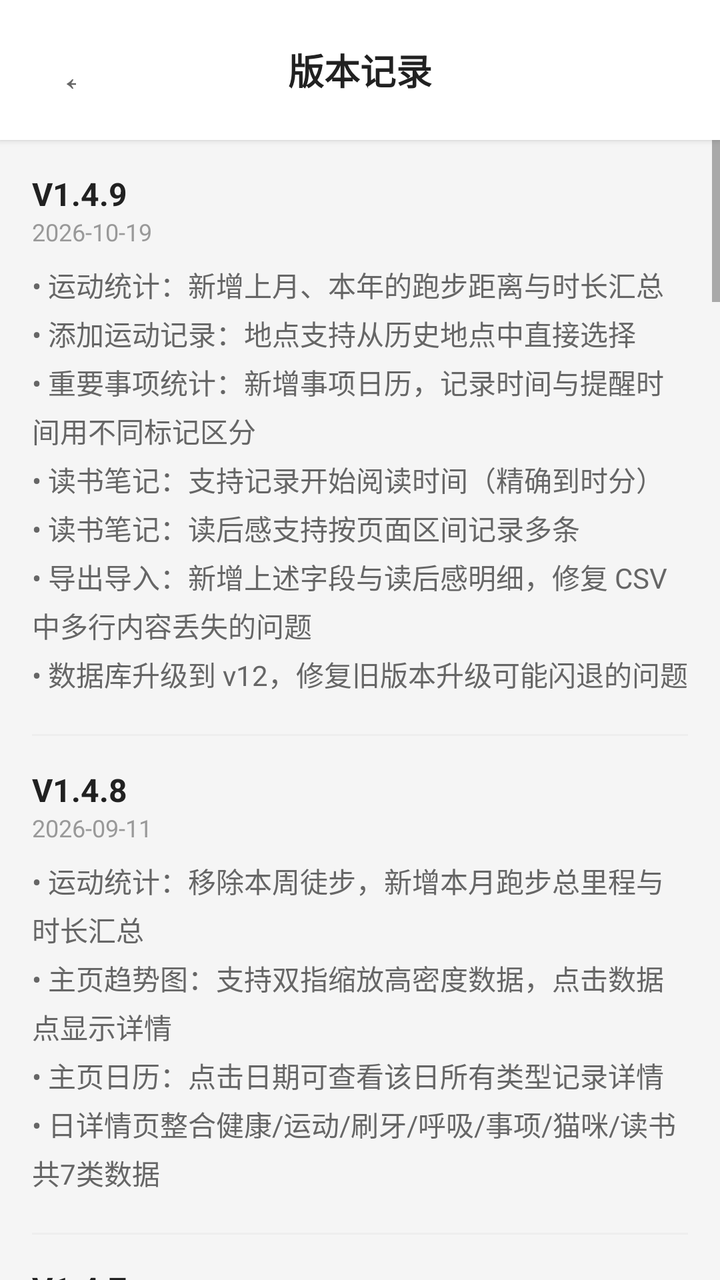
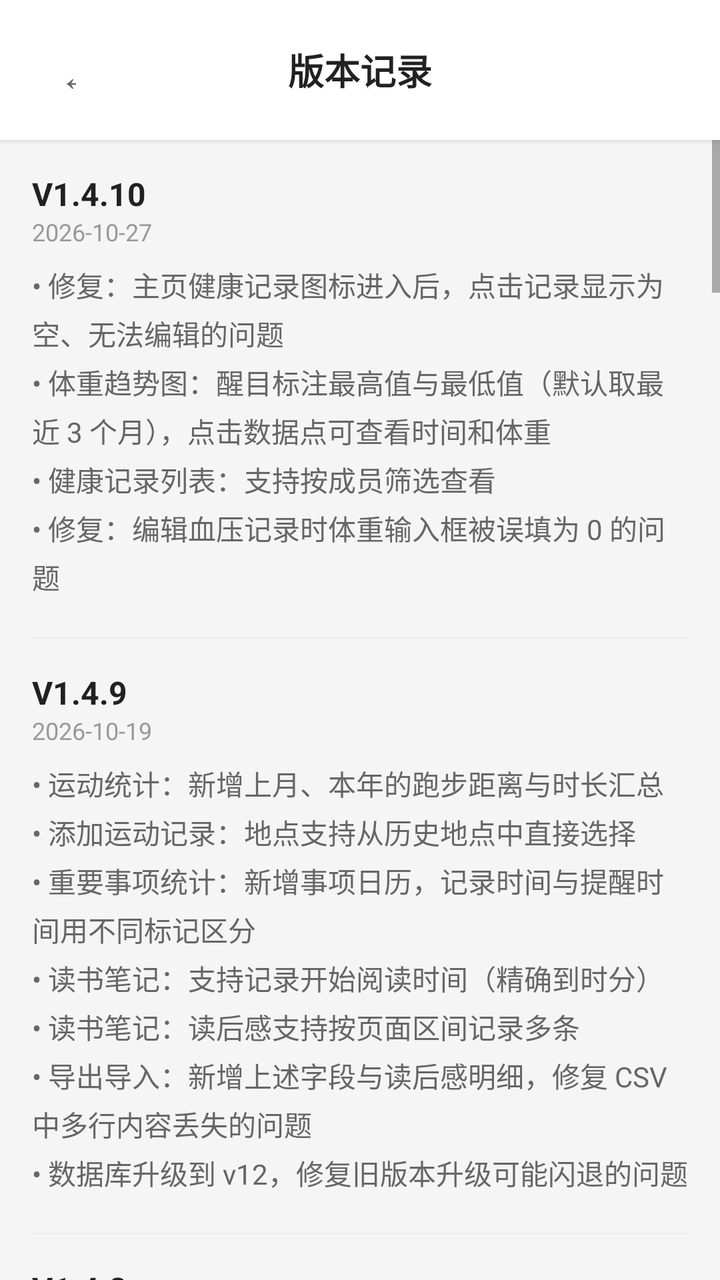

Compare the two renders of this Android layout. The source of the first and the diff that turns it into the second are given below.
<!-- AndroidManifest.xml: application theme Theme.HealthRecorder -->
<!-- res/layout/activity_version_history.xml -->
<?xml version="1.0" encoding="utf-8"?>
<LinearLayout xmlns:android="http://schemas.android.com/apk/res/android"
    android:layout_width="match_parent"
    android:layout_height="match_parent"
    android:orientation="vertical"
    android:background="#F5F5F5">

    
    <LinearLayout
        android:layout_width="match_parent"
        android:layout_height="wrap_content"
        android:orientation="horizontal"
        android:paddingHorizontal="12dp"
        android:paddingVertical="14dp"
        android:background="#FFFFFF"
        android:elevation="2dp"
        android:gravity="center_vertical">
        <Button
            android:id="@+id/btnBack"
            android:layout_width="42dp"
            android:layout_height="42dp"
            android:background="@android:color/transparent"
            android:text="←"
            android:textSize="20sp"
            android:textColor="#666666"/>
        <TextView
            android:layout_width="0dp"
            android:layout_height="wrap_content"
            android:layout_weight="1"
            android:text="版本记录"
            android:textSize="18sp"
            android:textColor="#212121"
            android:textStyle="bold"
            android:gravity="center"/>
        <View
            android:layout_width="42dp"
            android:layout_height="42dp"/>
    </LinearLayout>

    <ScrollView
        android:layout_width="match_parent"
        android:layout_height="match_parent">
        <LinearLayout
            android:layout_width="match_parent"
            android:layout_height="wrap_content"
            android:orientation="vertical"
            android:padding="16dp">

            <TextView
                android:layout_width="wrap_content"
                android:layout_height="wrap_content"
                android:text="V1.4.9"
                android:textSize="16sp"
                android:textColor="#212121"
                android:textStyle="bold"/>
            <TextView
                android:layout_width="wrap_content"
                android:layout_height="wrap_content"
                android:text="2026-10-19"
                android:textSize="12sp"
                android:textColor="#999999"
                android:layout_marginBottom="8dp"/>
            <TextView
                android:layout_width="wrap_content"
                android:layout_height="wrap_content"
                android:text="• 运动统计：新增上月、本年的跑步距离与时长汇总\n• 添加运动记录：地点支持从历史地点中直接选择\n• 重要事项统计：新增事项日历，记录时间与提醒时间用不同标记区分\n• 读书笔记：支持记录开始阅读时间（精确到时分）\n• 读书笔记：读后感支持按页面区间记录多条\n• 导出导入：新增上述字段与读后感明细，修复 CSV 中多行内容丢失的问题\n• 数据库升级到 v12，修复旧版本升级可能闪退的问题"
                android:textSize="14sp"
                android:textColor="#666666"
                android:lineSpacingExtra="4dp"
                android:layout_marginBottom="20dp"/>

            <View
                android:layout_width="match_parent"
                android:layout_height="1dp"
                android:background="#EEEEEE"
                android:layout_marginBottom="16dp"/>

            <TextView
                android:layout_width="wrap_content"
                android:layout_height="wrap_content"
                android:text="V1.4.8"
                android:textSize="16sp"
                android:textColor="#212121"
                android:textStyle="bold"/>
            <TextView
                android:layout_width="wrap_content"
                android:layout_height="wrap_content"
                android:text="2026-09-11"
                android:textSize="12sp"
                android:textColor="#999999"
                android:layout_marginBottom="8dp"/>
            <TextView
                android:layout_width="wrap_content"
                android:layout_height="wrap_content"
                android:text="• 运动统计：移除本周徒步，新增本月跑步总里程与时长汇总\n• 主页趋势图：支持双指缩放高密度数据，点击数据点显示详情\n• 主页日历：点击日期可查看该日所有类型记录详情\n• 日详情页整合健康/运动/刷牙/呼吸/事项/猫咪/读书共7类数据"
                android:textSize="14sp"
                android:textColor="#666666"
                android:lineSpacingExtra="4dp"
                android:layout_marginBottom="20dp"/>

            <View
                android:layout_width="match_parent"
                android:layout_height="1dp"
                android:background="#EEEEEE"
                android:layout_marginBottom="16dp"/>

            <TextView
                android:layout_width="wrap_content"
                android:layout_height="wrap_content"
                android:text="V1.4.7"
                android:textSize="16sp"
                android:textColor="#212121"
                android:textStyle="bold"/>
            <TextView
                android:layout_width="wrap_content"
                android:layout_height="wrap_content"
                android:text="2026-08-04"
                android:textSize="12sp"
                android:textColor="#999999"
                android:layout_marginBottom="8dp"/>
            <TextView
                android:layout_width="wrap_content"
                android:layout_height="wrap_content"
                android:text="• 主页按钮「👥」→「💪 健康记录」，跳转历史健康记录列表\n• 数据管理新增成员管理入口\n• 呼吸打卡右上角菜单改为「📊 统计」\n• 运动/猫咪/刷牙列表页布局修复，解决闪退问题"
                android:textSize="14sp"
                android:textColor="#666666"
                android:lineSpacingExtra="4dp"
                android:layout_marginBottom="20dp"/>

            <View
                android:layout_width="match_parent"
                android:layout_height="1dp"
                android:background="#EEEEEE"
                android:layout_marginBottom="16dp"/>

            <TextView
                android:layout_width="wrap_content"
                android:layout_height="wrap_content"
                android:text="V1.4.6"
                android:textSize="16sp"
                android:textColor="#212121"
                android:textStyle="bold"/>
            <TextView
                android:layout_width="wrap_content"
                android:layout_height="wrap_content"
                android:text="2026-08-03"
                android:textSize="12sp"
                android:textColor="#999999"
                android:layout_marginBottom="8dp"/>
            <TextView
                android:layout_width="wrap_content"
                android:layout_height="wrap_content"
                android:text="• 读书笔记：读完时归档页数和读后感绑定保存，状态切换时自动固化\n• 读书笔记已读卡片显示「读完于第 X 页」及归档读后感\n• 读书笔记新增 📊 数据统计入口（总/在读/已读/想读、均分、总页数）\n• 数据管理新增数据重置功能（双重确认）\n• 数据库升级至 v11"
                android:textSize="14sp"
                android:textColor="#666666"
                android:lineSpacingExtra="4dp"
                android:layout_marginBottom="20dp"/>

            <View
                android:layout_width="match_parent"
                android:layout_height="1dp"
                android:background="#EEEEEE"
                android:layout_marginBottom="16dp"/>

            <TextView
                android:layout_width="wrap_content"
                android:layout_height="wrap_content"
                android:text="V1.4.5"
                android:textSize="16sp"
                android:textColor="#212121"
                android:textStyle="bold"/>
            <TextView
                android:layout_width="wrap_content"
                android:layout_height="wrap_content"
                android:text="2026-08-03"
                android:textSize="12sp"
                android:textColor="#999999"
                android:layout_marginBottom="8dp"/>
            <TextView
                android:layout_width="wrap_content"
                android:layout_height="wrap_content"
                android:text="• 重要事项支持导入（修复解析逻辑：优先级/状态/重复类型支持中文）\n• 读书笔记支持导入（修复解析逻辑：读书状态支持中文）\n• 重要事项列表页新增 📊 统计入口（总事项数、待办/已完成/已取消分布、优先级/重复类型分布）\n• 主页今日健康记录展示上限调整为 3 条"
                android:textSize="14sp"
                android:textColor="#666666"
                android:lineSpacingExtra="4dp"
                android:layout_marginBottom="20dp"/>

            <View
                android:layout_width="match_parent"
                android:layout_height="1dp"
                android:background="#EEEEEE"
                android:layout_marginBottom="16dp"/>

            <TextView
                android:layout_width="wrap_content"
                android:layout_height="wrap_content"
                android:text="V1.4.4"
                android:textSize="16sp"
                android:textColor="#212121"
                android:textStyle="bold"/>
            <TextView
                android:layout_width="wrap_content"
                android:layout_height="wrap_content"
                android:text="2026-07-31"
                android:textSize="12sp"
                android:textColor="#999999"
                android:layout_marginBottom="8dp"/>
            <TextView
                android:layout_width="wrap_content"
                android:layout_height="wrap_content"
                android:text="• 导出/导入支持呼吸打卡、重要事项、读书笔记、猫粮记录（共9种数据段）\n• 猫菜单优化：移除编辑/删除按钮，新增「统计」按钮一键跳转统计页\n• 主页日历最后一排对齐修复\n• 主页体重趋势图兼容修复（ColorOS设备崩溃修复）"
                android:textSize="14sp"
                android:textColor="#666666"
                android:lineSpacingExtra="4dp"
                android:layout_marginBottom="20dp"/>

            <View
                android:layout_width="match_parent"
                android:layout_height="1dp"
                android:background="#EEEEEE"
                android:layout_marginBottom="16dp"/>

            <TextView
                android:layout_width="wrap_content"
                android:layout_height="wrap_content"
                android:text="V1.4.0"
                android:textSize="16sp"
                android:textColor="#212121"
                android:textStyle="bold"/>
            <TextView
                android:layout_width="wrap_content"
                android:layout_height="wrap_content"
                android:text="2026-07-27"
                android:textSize="12sp"
                android:textColor="#999999"
                android:layout_marginBottom="8dp"/>
            <TextView
                android:layout_width="wrap_content"
                android:layout_height="wrap_content"
                android:text="• 新增呼吸打卡模块（呼吸时长、评分星级、打卡模式）\n• 新增重要事项模块（提醒设置、优先级、重复类型）\n• 新增读书笔记模块（阅读进度、星级评分、读书状态）\n• 主页新增体重+运动量趋势曲线图\n• 主页新增日历视图（有数据日期标记绿色圆点）\n• 架构升级：HealthRepository 单例代理全部 CRUD，数据层统一入口"
                android:textSize="14sp"
                android:textColor="#666666"
                android:lineSpacingExtra="4dp"
                android:layout_marginBottom="20dp"/>

            <View
                android:layout_width="match_parent"
                android:layout_height="1dp"
                android:background="#EEEEEE"
                android:layout_marginBottom="16dp"/>

            <TextView
                android:layout_width="wrap_content"
                android:layout_height="wrap_content"
                android:text="V1.3.2"
                android:textSize="16sp"
                android:textColor="#212121"
                android:textStyle="bold"/>
            <TextView
                android:layout_width="wrap_content"
                android:layout_height="wrap_content"
                android:text="2026-07-24"
                android:textSize="12sp"
                android:textColor="#999999"
                android:layout_marginBottom="8dp"/>
            <TextView
                android:layout_width="wrap_content"
                android:layout_height="wrap_content"
                android:text="• 主页历史记录列表 UI 优化：日期改为相对格式（今天/昨天/MM-dd）+ 时间显示、左侧状态色条（绿色正常/橙色偏高/红色异常）、体重 18sp 加粗主视觉、行高收紧\n• 体重等健康数据显示从 1 位小数提升为 2 位小数"
                android:textSize="14sp"
                android:textColor="#666666"
                android:lineSpacingExtra="4dp"
                android:layout_marginBottom="20dp"/>

            <View
                android:layout_width="match_parent"
                android:layout_height="1dp"
                android:background="#EEEEEE"
                android:layout_marginBottom="16dp"/>

            <TextView
                android:layout_width="wrap_content"
                android:layout_height="wrap_content"
                android:text="V1.3.1"
                android:textSize="16sp"
                android:textColor="#212121"
                android:textStyle="bold"/>
            <TextView
                android:layout_width="wrap_content"
                android:layout_height="wrap_content"
                android:text="2026-07-24"
                android:textSize="12sp"
                android:textColor="#999999"
                android:layout_marginBottom="8dp"/>
            <TextView
                android:layout_width="wrap_content"
                android:layout_height="wrap_content"
                android:text="• 修复运动记录添加时提示「保存失败」的BUG（数据库版本号遗漏导致旧库缺少 location 字段）"
                android:textSize="14sp"
                android:textColor="#666666"
                android:lineSpacingExtra="4dp"
                android:layout_marginBottom="20dp"/>

            <View
                android:layout_width="match_parent"
                android:layout_height="1dp"
                android:background="#EEEEEE"
                android:layout_marginBottom="16dp"/>

            <TextView
                android:layout_width="wrap_content"
                android:layout_height="wrap_content"
                android:text="V1.3"
                android:textSize="16sp"
                android:textColor="#212121"
                android:textStyle="bold"/>
            <TextView
                android:layout_width="wrap_content"
                android:layout_height="wrap_content"
                android:text="2026-07-23"
                android:textSize="12sp"
                android:textColor="#999999"
                android:layout_marginBottom="8dp"/>
            <TextView
                android:layout_width="wrap_content"
                android:layout_height="wrap_content"
                android:text="• 主页顶部按钮统一五等分（猫拉屎 / 猫刷牙 / 运动 / 成员 / 版本），文字不换行
• 主页FAB独立可拖拽，绿色50%透明度，拖动不越界消失
• 刷牙统计改为「本月刷牙次数」和「本年累计刷牙」两个汇总卡
• 运动记录新增「运动地点」字段，支持导出和导入"
                android:textSize="14sp"
                android:textColor="#666666"
                android:lineSpacingExtra="4dp"
                android:layout_marginBottom="20dp"/>

            <View
                android:layout_width="match_parent"
                android:layout_height="1dp"
                android:background="#EEEEEE"
                android:layout_marginBottom="16dp"/>

            <TextView
                android:layout_width="wrap_content"
                android:layout_height="wrap_content"
                android:text="V1.2.4.5"
                android:textSize="16sp"
                android:textColor="#212121"
                android:textStyle="bold"/>
            <TextView
                android:layout_width="wrap_content"
                android:layout_height="wrap_content"
                android:text="2026-07-14"
                android:textSize="12sp"
                android:textColor="#999999"
                android:layout_marginBottom="8dp"/>
            <TextView
                android:layout_width="wrap_content"
                android:layout_height="wrap_content"
                android:text="• 刷牙记录支持点击编辑和删除\n• 运动记录支持点击编辑和删除\n• 猫咪如厕新增如厕意愿（如主动叫唤/被动抱走/甩屎）和如厕过程（进盆就拉/进进出出再拉/进盆再逃走）标签\n• 主界面一级菜单改名为「猫拉屎」和「猫刷牙」"
                android:textSize="14sp"
                android:textColor="#666666"
                android:lineSpacingExtra="4dp"
                android:layout_marginBottom="20dp"/>

            <View
                android:layout_width="match_parent"
                android:layout_height="1dp"
                android:background="#EEEEEE"
                android:layout_marginBottom="16dp"/>
            <TextView
                android:layout_width="wrap_content"
                android:layout_height="wrap_content"
                android:text="V1.2.4.4"
                android:textSize="16sp"
                android:textColor="#212121"
                android:textStyle="bold"/>
            <TextView
                android:layout_width="wrap_content"
                android:layout_height="wrap_content"
                android:text="2026-07-13"
                android:textSize="12sp"
                android:textColor="#999999"
                android:layout_marginBottom="8dp"/>
            <TextView
                android:layout_width="wrap_content"
                android:layout_height="wrap_content"
                android:text="• 猫咪如厕记录支持删除（编辑页带确认对话框）"
                android:textSize="14sp"
                android:textColor="#666666"
                android:lineSpacingExtra="4dp"
                android:layout_marginBottom="20dp"/>

            <View
                android:layout_width="match_parent"
                android:layout_height="1dp"
                android:background="#EEEEEE"
                android:layout_marginBottom="16dp"/>

            <TextView
                android:layout_width="wrap_content"
                android:layout_height="wrap_content"
                android:text="V1.2.4.3"
                android:textSize="16sp"
                android:textColor="#212121"
                android:textStyle="bold"/>
            <TextView
                android:layout_width="wrap_content"
                android:layout_height="wrap_content"
                android:text="2026-07-13"
                android:textSize="12sp"
                android:textColor="#999999"
                android:layout_marginBottom="8dp"/>
            <TextView
                android:layout_width="wrap_content"
                android:layout_height="wrap_content"
                android:text="• 猫咪如厕记录列表显示为所属成员（彩色标签）\n• 猫咪如厕记录支持点击编辑修改\n• 修复导入后数量/成员显示问题"
                android:textSize="14sp"
                android:textColor="#666666"
                android:lineSpacingExtra="4dp"
                android:layout_marginBottom="20dp"/>

            <View
                android:layout_width="match_parent"
                android:layout_height="1dp"
                android:background="#EEEEEE"
                android:layout_marginBottom="16dp"/>

            <TextView
                android:layout_width="wrap_content"
                android:layout_height="wrap_content"
                android:text="V1.2.4.2"
                android:textSize="16sp"
                android:textColor="#212121"
                android:textStyle="bold"/>
            <TextView
                android:layout_width="wrap_content"
                android:layout_height="wrap_content"
                android:text="2026-07-13"
                android:textSize="12sp"
                android:textColor="#999999"
                android:layout_marginBottom="8dp"/>
            <TextView
                android:layout_width="wrap_content"
                android:layout_height="wrap_content"
                android:text="• 修复导入数据后猫咪模块闪退（评分标签背景缺失导致空指针）\n• 修复猫咪名显示错误、导入粪便数量丢失"
                android:textSize="14sp"
                android:textColor="#666666"
                android:lineSpacingExtra="4dp"
                android:layout_marginBottom="20dp"/>

            <View
                android:layout_width="match_parent"
                android:layout_height="1dp"
                android:background="#EEEEEE"
                android:layout_marginBottom="16dp"/>

            <TextView
                android:layout_width="wrap_content"
                android:layout_height="wrap_content"
                android:text="V1.2.4.1"
                android:textSize="16sp"
                android:textColor="#212121"
                android:textStyle="bold"/>
            <TextView
                android:layout_width="wrap_content"
                android:layout_height="wrap_content"
                android:text="2026-07-13"
                android:textSize="12sp"
                android:textColor="#999999"
                android:layout_marginBottom="8dp"/>
            <TextView
                android:layout_width="wrap_content"
                android:layout_height="wrap_content"
                android:text="• 修复全新安装后猫咪/刷牙/运动模块闪退问题\n• （onCreate 遗漏建表导致查询失败）"
                android:textSize="14sp"
                android:textColor="#666666"
                android:lineSpacingExtra="4dp"
                android:layout_marginBottom="20dp"/>

            <View
                android:layout_width="match_parent"
                android:layout_height="1dp"
                android:background="#EEEEEE"
                android:layout_marginBottom="16dp"/>

            <TextView
                android:layout_width="wrap_content"
                android:layout_height="wrap_content"
                android:text="V1.2.4"
                android:textSize="16sp"
                android:textColor="#212121"
                android:textStyle="bold"/>
            <TextView
                android:layout_width="wrap_content"
                android:layout_height="wrap_content"
                android:text="2026-07-13"
                android:textSize="12sp"
                android:textColor="#999999"
                android:layout_marginBottom="8dp"/>
            <TextView
                android:layout_width="wrap_content"
                android:layout_height="wrap_content"
                android:text="• 修复数据库升级顺序导致的闪退问题\n• 数据导入/导出支持猫咪/刷牙/运动记录\n• 向前兼容旧版备份文件"
                android:textSize="14sp"
                android:textColor="#666666"
                android:lineSpacingExtra="4dp"
                android:layout_marginBottom="20dp"/>

            <View
                android:layout_width="match_parent"
                android:layout_height="1dp"
                android:background="#EEEEEE"
                android:layout_marginBottom="16dp"/>

            <TextView
                android:layout_width="wrap_content"
                android:layout_height="wrap_content"
                android:text="V1.2.3"
                android:textSize="16sp"
                android:textColor="#212121"
                android:textStyle="bold"/>
            <TextView
                android:layout_width="wrap_content"
                android:layout_height="wrap_content"
                android:text="2026-07-13"
                android:textSize="12sp"
                android:textColor="#999999"
                android:layout_marginBottom="8dp"/>
            <TextView
                android:layout_width="wrap_content"
                android:layout_height="wrap_content"
                android:text="• 猫咪如厕记录新增粪便数量指标\n• 主页右上角新增版本记录入口"
                android:textSize="14sp"
                android:textColor="#666666"
                android:lineSpacingExtra="4dp"
                android:layout_marginBottom="20dp"/>

            <View
                android:layout_width="match_parent"
                android:layout_height="1dp"
                android:background="#EEEEEE"
                android:layout_marginBottom="16dp"/>

            <TextView
                android:layout_width="wrap_content"
                android:layout_height="wrap_content"
                android:text="V1.2.2"
                android:textSize="16sp"
                android:textColor="#212121"
                android:textStyle="bold"/>
            <TextView
                android:layout_width="wrap_content"
                android:layout_height="wrap_content"
                android:text="2026-07-13"
                android:textSize="12sp"
                android:textColor="#999999"
                android:layout_marginBottom="8dp"/>
            <TextView
                android:layout_width="wrap_content"
                android:layout_height="wrap_content"
                android:text="• 猫咪记录改用成员选择\n• 新增如厕统计页面（距上次天数、间隔统计、评分分布）"
                android:textSize="14sp"
                android:textColor="#666666"
                android:lineSpacingExtra="4dp"
                android:layout_marginBottom="20dp"/>

            <View
                android:layout_width="match_parent"
                android:layout_height="1dp"
                android:background="#EEEEEE"
                android:layout_marginBottom="16dp"/>

            <TextView
                android:layout_width="wrap_content"
                android:layout_height="wrap_content"
                android:text="V1.2"
                android:textSize="16sp"
                android:textColor="#212121"
                android:textStyle="bold"/>
            <TextView
                android:layout_width="wrap_content"
                android:layout_height="wrap_content"
                android:text="2026-07-08"
                android:textSize="12sp"
                android:textColor="#999999"
                android:layout_marginBottom="8dp"/>
            <TextView
                android:layout_width="wrap_content"
                android:layout_height="wrap_content"
                android:text="• 新增猫咪如厕记录模块\n• 新增刷牙记录模块\n• 新增运动记录模块\n• 数据管理：导出/导入支持双段格式"
                android:textSize="14sp"
                android:textColor="#666666"
                android:lineSpacingExtra="4dp"
                android:layout_marginBottom="20dp"/>

            <View
                android:layout_width="match_parent"
                android:layout_height="1dp"
                android:background="#EEEEEE"
                android:layout_marginBottom="16dp"/>

            <TextView
                android:layout_width="wrap_content"
                android:layout_height="wrap_content"
                android:text="V1.1"
                android:textSize="16sp"
                android:textColor="#212121"
                android:textStyle="bold"/>
            <TextView
                android:layout_width="wrap_content"
                android:layout_height="wrap_content"
                android:text="2026-07-08"
                android:textSize="12sp"
                android:textColor="#999999"
                android:layout_marginBottom="8dp"/>
            <TextView
                android:layout_width="wrap_content"
                android:layout_height="wrap_content"
                android:text="• 多用户支持（成员管理、颜色标签）\n• 体重精度提升至小数点后两位\n• 数据导入/导出功能"
                android:textSize="14sp"
                android:textColor="#666666"
                android:lineSpacingExtra="4dp"
                android:layout_marginBottom="20dp"/>

            <View
                android:layout_width="match_parent"
                android:layout_height="1dp"
                android:background="#EEEEEE"
                android:layout_marginBottom="16dp"/>

            <TextView
                android:layout_width="wrap_content"
                android:layout_height="wrap_content"
                android:text="V1.0"
                android:textSize="16sp"
                android:textColor="#212121"
                android:textStyle="bold"/>
            <TextView
                android:layout_width="wrap_content"
                android:layout_height="wrap_content"
                android:text="2026-07-03"
                android:textSize="12sp"
                android:textColor="#999999"
                android:layout_marginBottom="8dp"/>
            <TextView
                android:layout_width="wrap_content"
                android:layout_height="wrap_content"
                android:text="• 健康记录基础功能（体重、血压）\n• 图表统计\n• 数据导出"
                android:textSize="14sp"
                android:textColor="#666666"
                android:lineSpacingExtra="4dp"/>

        </LinearLayout>
    </ScrollView>
</LinearLayout>
<!-- resources referenced by this layout -->
<resources>
  <style name="Theme.HealthRecorder" parent="Theme.MaterialComponents.Light.DarkActionBar">
          
          <item name="colorPrimary">@color/purple_500</item>
          <item name="colorPrimaryVariant">@color/purple_700</item>
          <item name="colorOnPrimary">@color/white</item>
          
          
          <item name="colorSecondary">@color/teal_200</item>
          <item name="colorSecondaryVariant">@color/teal_700</item>
          <item name="colorOnSecondary">@color/black</item>
          
          
          <item name="android:statusBarColor">?attr/colorPrimaryVariant</item>
          
          
      </style>
  <color name="purple_500">#9C27B0</color>
  <color name="purple_700">#7B1FA2</color>
  <color name="white">#FFFFFF</color>
  <color name="teal_200">#80CBC4</color>
  <color name="teal_700">#00796B</color>
  <color name="black">#000000</color>
</resources>

<!-- the commit's change to res/layout/activity_version_history.xml (unified diff, before → after) -->
@@ -49,6 +49,35 @@
             <TextView
                 android:layout_width="wrap_content"
                 android:layout_height="wrap_content"
+                android:text="V1.4.10"
+                android:textSize="16sp"
+                android:textColor="#212121"
+                android:textStyle="bold"/>
+            <TextView
+                android:layout_width="wrap_content"
+                android:layout_height="wrap_content"
+                android:text="2026-10-27"
+                android:textSize="12sp"
+                android:textColor="#999999"
+                android:layout_marginBottom="8dp"/>
+            <TextView
+                android:layout_width="wrap_content"
+                android:layout_height="wrap_content"
+                android:text="• 修复：主页健康记录图标进入后，点击记录显示为空、无法编辑的问题\n• 体重趋势图：醒目标注最高值与最低值（默认取最近 3 个月），点击数据点可查看时间和体重\n• 健康记录列表：支持按成员筛选查看\n• 修复：编辑血压记录时体重输入框被误填为 0 的问题"
+                android:textSize="14sp"
+                android:textColor="#666666"
+                android:lineSpacingExtra="4dp"
+                android:layout_marginBottom="20dp"/>
+
+            <View
+                android:layout_width="match_parent"
+                android:layout_height="1dp"
+                android:background="#EEEEEE"
+                android:layout_marginBottom="16dp"/>
+
+            <TextView
+                android:layout_width="wrap_content"
+                android:layout_height="wrap_content"
                 android:text="V1.4.9"
                 android:textSize="16sp"
                 android:textColor="#212121"
